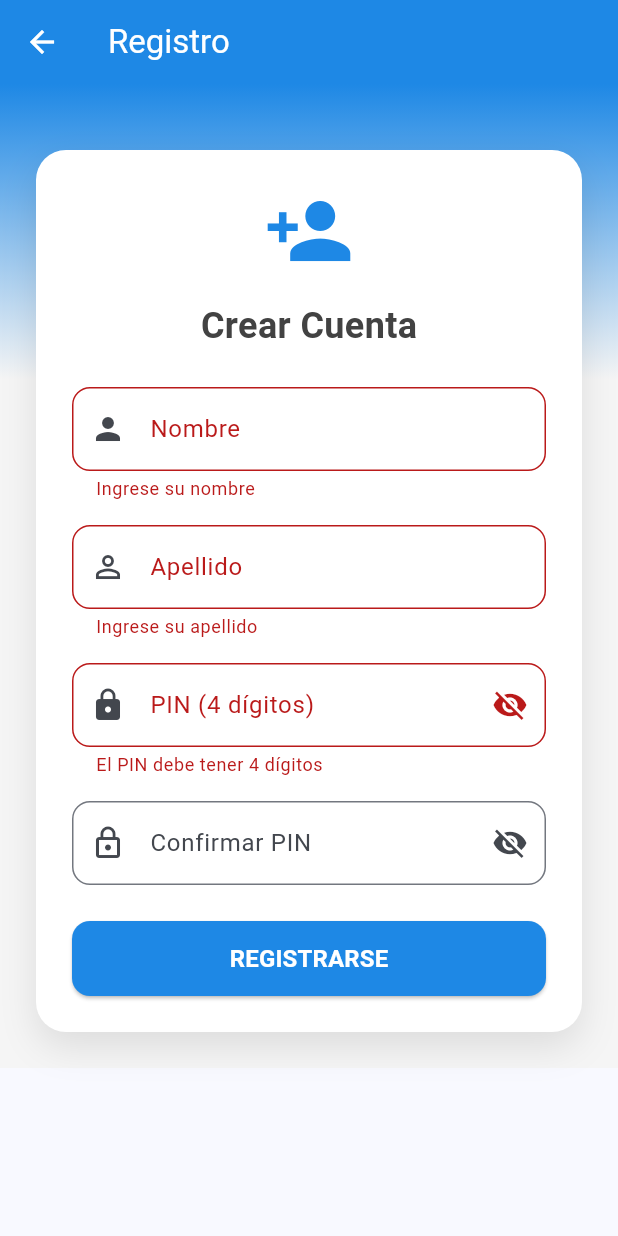
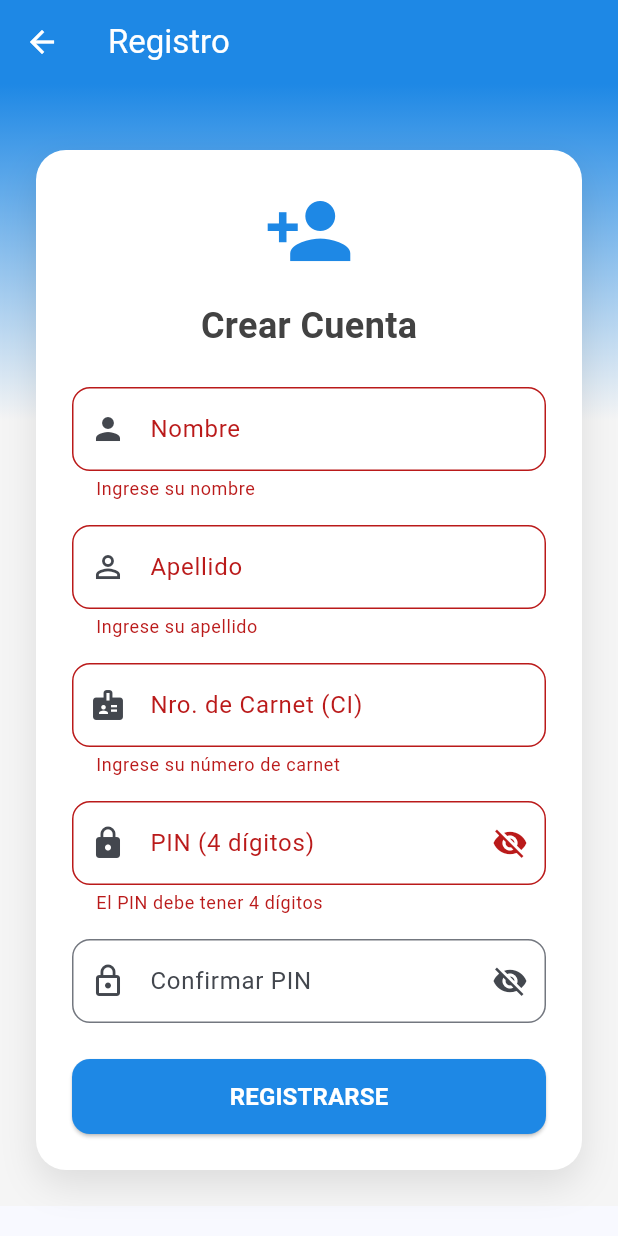
Before and after one commit to condorisebastian/mi-proyecto, a Flutter app: the RegisterScreen screen opened by its route, after a tap on "REGISTRARSE", on a phone screen of 412 x 824 dp. Run offline on Flutter 3.47's test engine with Material 3 defaults, Android fonts, the phone set to English and light mode, and no system bars; our stand-ins replace cloud_firestore, firebase_core, qr_flutter, shared_preferences; missing offline and left inert: flutter_nfc_kit, mobile_scanner, ndef; accounts and stored records are empty; network calls fail.

Commit message:
feat: CI en registro y registro guiado por requisitos
Agrega el numero de carnet (CI) arriba del PIN en los registros de pasajero y conductor, con validacion de formato y unicidad en app, Firestore y backend PHP. El boton de registro ahora lleva primero a la pantalla de requisitos y desde ahi se continua al formulario segun rol/tipo.

```diff
--- a/transita_bolivia/lib/screens/driver/login_screen.dart
+++ b/transita_bolivia/lib/screens/driver/login_screen.dart
@@ -171,7 +171,9 @@ class _DriverLoginScreenState extends State<DriverLoginScreen> {
                           const SizedBox(height: 12),
                           TextButton(
                             onPressed: () {
-                              Navigator.pushNamed(context, '/driver/register');
+                              Navigator.pushNamed(
+                                  context, '/passenger/requirements',
+                                  arguments: {'role': 'driver'});
                             },
                             child: const Text(
                               '¿No tienes cuenta? Regístrate',
--- a/transita_bolivia/lib/screens/passenger/login_screen.dart
+++ b/transita_bolivia/lib/screens/passenger/login_screen.dart
@@ -178,8 +178,9 @@ class _LoginScreenState extends State<LoginScreen> {
                         const SizedBox(height: 16),
                         TextButton(
                           onPressed: () {
-                            Navigator.pushNamed(context, '/passenger/register',
-                                arguments: {'tipo': _tipo});
+                            Navigator.pushNamed(
+                                context, '/passenger/requirements',
+                                arguments: {'role': 'passenger', 'tipo': _tipo});
                           },
                           child: const Text(
                             '¿No tienes cuenta? Regístrate',
--- a/transita_bolivia/lib/screens/passenger/register_screen.dart
+++ b/transita_bolivia/lib/screens/passenger/register_screen.dart
@@ -13,6 +13,7 @@ class _RegisterScreenState extends State<RegisterScreen> {
   final _formKey = GlobalKey<FormState>();
   final _nombreController = TextEditingController();
   final _apellidoController = TextEditingController();
+  final _ciController = TextEditingController();
   final _pinController = TextEditingController();
   final _confirmPinController = TextEditingController();
   String _tipo = 'estudiante';
@@ -123,6 +124,26 @@ class _RegisterScreenState extends State<RegisterScreen> {
                         ),
                         const SizedBox(height: 16),
                         TextFormField(
+                          controller: _ciController,
+                          keyboardType: TextInputType.number,
+                          maxLength: 12,
+                          decoration: InputDecoration(
+                            labelText: 'Nro. de Carnet (CI)',
+                            prefixIcon: const Icon(Icons.badge),
+                            counterText: '',
+                            border: OutlineInputBorder(
+                              borderRadius: BorderRadius.circular(12),
+                            ),
+                          ),
+                          validator: (value) {
+                            if (value == null || value.trim().isEmpty) {
+                              return 'Ingrese su número de carnet';
+                            }
+                            return null;
+                          },
+                        ),
+                        const SizedBox(height: 16),
+                        TextFormField(
                           controller: _pinController,
                           keyboardType: TextInputType.number,
                           maxLength: 4,
@@ -196,6 +217,7 @@ class _RegisterScreenState extends State<RegisterScreen> {
                                           await authService.register(
                                         nombre: _nombreController.text,
                                         apellido: _apellidoController.text,
+                                        ci: _ciController.text.trim(),
                                         pin: _pinController.text,
                                         tipo: _tipo,
                                       );
--- a/transita_bolivia/lib/services/auth_service.dart
+++ b/transita_bolivia/lib/services/auth_service.dart
@@ -75,6 +75,7 @@ class AuthService extends ChangeNotifier {
   Future<bool> register({
     required String nombre,
     required String apellido,
+    required String ci,
     required String pin,
     required String tipo,
   }) async {
@@ -85,6 +86,7 @@ class AuthService extends ChangeNotifier {
       final user = await FirebaseService.instance.registerPasajero(
         nombre: nombre,
         apellido: apellido,
+        ci: ci,
         pin: pin,
         tipo: tipo,
       );
@@ -106,6 +108,7 @@ class AuthService extends ChangeNotifier {
             body: jsonEncode({
               'nombre': nombre,
               'apellido': apellido,
+              'ci': ci,
               'pin': pin,
               'tipo': tipo,
             }),
--- a/transita_bolivia/lib/services/driver_auth_service.dart
+++ b/transita_bolivia/lib/services/driver_auth_service.dart
@@ -69,6 +69,7 @@ class DriverAuthService extends ChangeNotifier {
   Future<bool> register({
     required String nombre,
     required String apellido,
+    required String ci,
     required String pin,
     String? licencia,
     String? telefono,
@@ -80,6 +81,7 @@ class DriverAuthService extends ChangeNotifier {
       final conductor = await FirebaseService.instance.registerConductor(
         nombre: nombre,
         apellido: apellido,
+        ci: ci,
         pin: pin,
         licencia: licencia,
         telefono: telefono,
@@ -102,6 +104,7 @@ class DriverAuthService extends ChangeNotifier {
             body: jsonEncode({
               'nombre': nombre,
               'apellido': apellido,
+              'ci': ci,
               'pin': pin,
               'licencia': licencia,
               'telefono': telefono,
```
Also changed, not shown: transita_bolivia/lib/screens/driver/register_screen.dart (+23 -0 lines), transita_bolivia/lib/screens/passenger/requirements_screen.dart (+45 -0 lines), transita_bolivia/lib/services/firebase_service.dart (+18 -2 lines), 1 other file.
